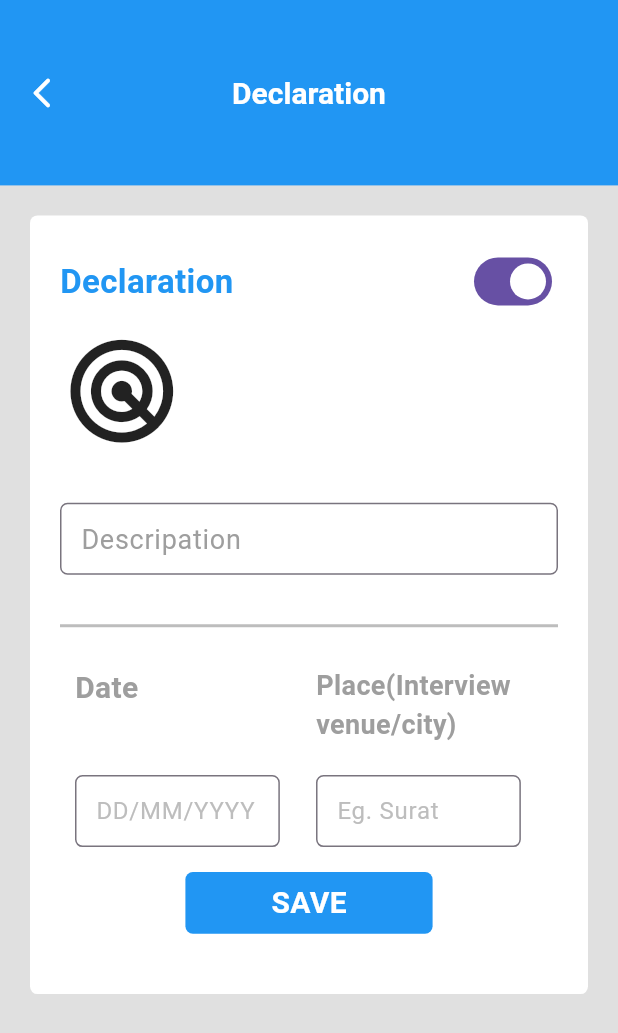
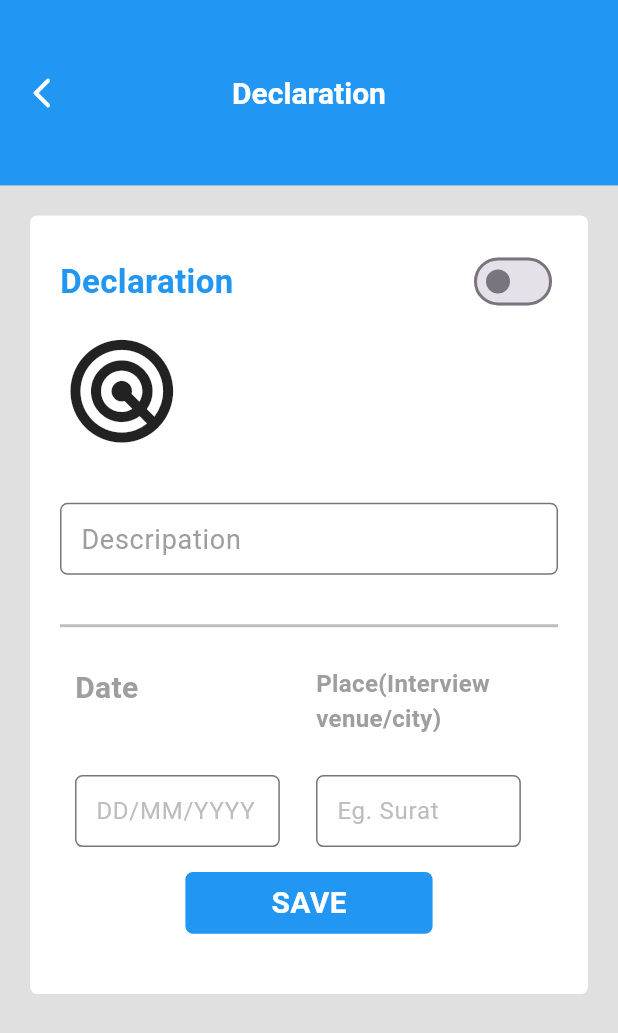
Before and after one commit to Vedpatel28/flutter_resume_builder_app, a Flutter app: the declaration_page_select screen opened by its route, on a phone screen of 412 x 824 dp. Shown: the top 1033 px of the screen. Run offline on Flutter 3.47's test engine with Material 2 defaults, Android fonts, the phone set to English and light mode, and no system bars.

Commit message:
vp | 16-04-23 | 13:52 | # resume builder app crate DAY-5

```diff
--- a/lib/views/screen/declaration_after_select_page.dart
+++ b/lib/views/screen/declaration_after_select_page.dart
@@ -12,7 +12,8 @@ class declaration_page_select extends StatefulWidget {
 }
 
 class _declaration_page_selectState extends State<declaration_page_select> {
-  bool onoffswi = true;
+
+  bool onoffswi = false;
 
   @override
   Widget build(BuildContext context) {
@@ -62,6 +63,10 @@ class _declaration_page_selectState extends State<declaration_page_select> {
                       onChanged: (value) {
                         setState(() {
                           onoffswi = value;
+                          if(onoffswi == false){
+                            Navigator.of(context).pushNamed(allroutes.selectdeclaration);
+                          }
+                          else{}
                         });
                       },
                     ),
@@ -142,7 +147,7 @@ class _declaration_page_selectState extends State<declaration_page_select> {
                               "Place(Interview\nvenue/city)",
                               style: TextStyle(
                                 color: Colors.grey,
-                                fontSize: 18,
+                                fontSize: 16,
                                 fontWeight: FontWeight.bold,
                               ),
                             ),
```
